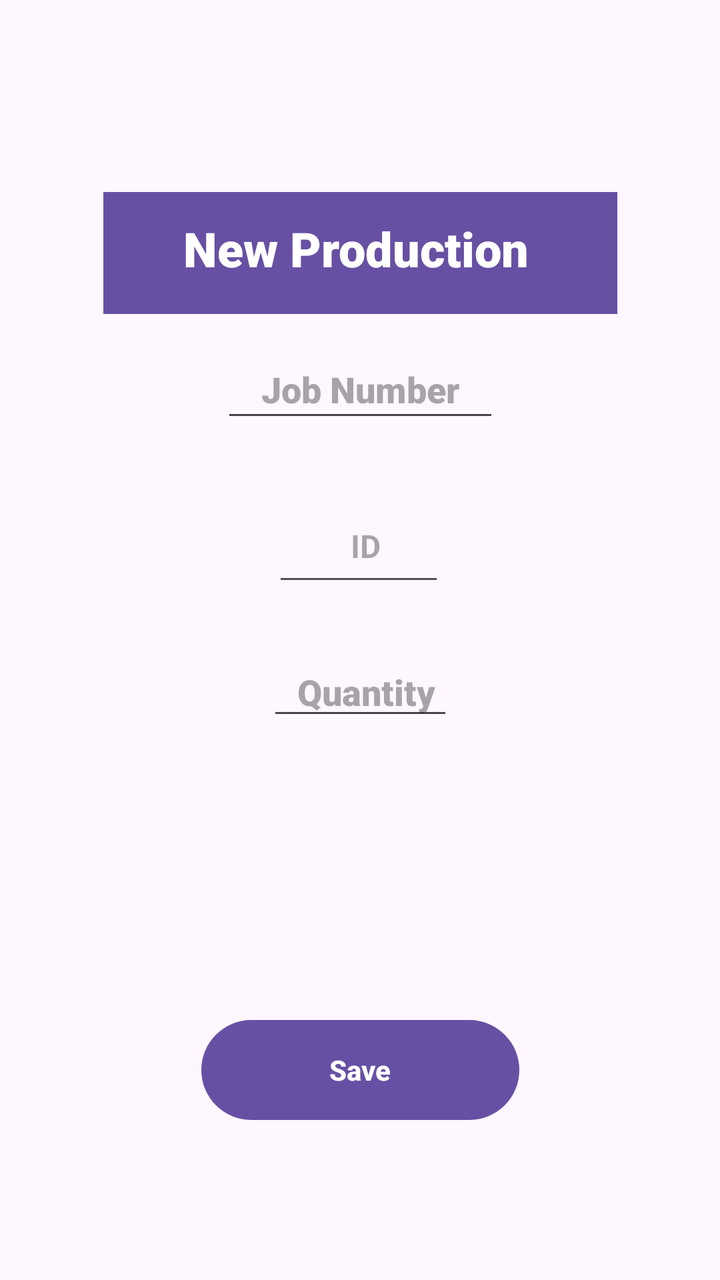
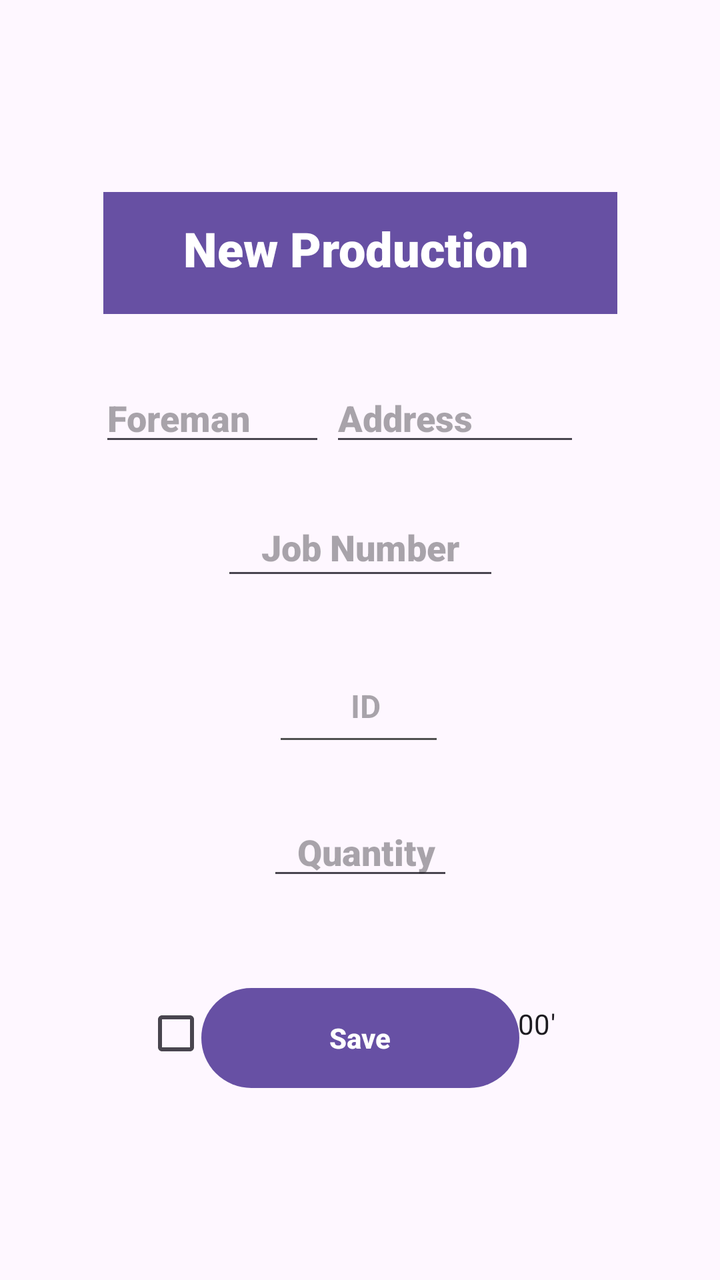

The first picture is an Android layout as it rendered before a commit; the second is the same layout after the commit. The layout source and the unified diff follow.
<!-- AndroidManifest.xml: application theme Theme.MyApplication -->
<!-- res/layout/activity_new_production.xml -->
<?xml version="1.0" encoding="utf-8"?>
<androidx.constraintlayout.widget.ConstraintLayout xmlns:android="http://schemas.android.com/apk/res/android"
    xmlns:app="http://schemas.android.com/apk/res-auto"
    xmlns:tools="http://schemas.android.com/tools"
    android:id="@+id/main_table"
    android:layout_width="match_parent"
    android:layout_height="match_parent"
    tools:context=".NewProduction">

    <TextView
        android:id="@+id/textView"
        android:layout_width="257dp"
        android:layout_height="61dp"
        android:layout_marginTop="96dp"
        android:background="#6750A3"
        android:fontFamily="sans-serif-black"
        android:paddingLeft="40dp"
        android:paddingTop="12dp"
        android:text="New Production"
        android:textColor="#FFFFFF"
        android:textSize="24sp"
        app:layout_constraintEnd_toEndOf="parent"
        app:layout_constraintStart_toStartOf="parent"
        app:layout_constraintTop_toTopOf="parent" />

    <EditText
        android:id="@+id/new_id_number"
        android:layout_width="86dp"
        android:layout_height="53dp"
        android:layout_marginTop="88dp"
        android:backgroundTint="#505050"
        android:ems="10"
        android:hint="ID"
        android:inputType="number"
        android:paddingLeft="39dp"
        android:textAlignment="textStart"
        android:textColor="#000000"
        android:textColorHighlight="#AB2D2D"
        android:textSize="16sp"
        android:textStyle="bold"
        android:visibility="visible"
        app:layout_constraintEnd_toEndOf="parent"
        app:layout_constraintHorizontal_bias="0.498"
        app:layout_constraintStart_toStartOf="parent"
        app:layout_constraintTop_toBottomOf="@+id/textView"
        tools:visibility="visible" />

    <EditText
        android:id="@+id/new_quantity_number"
        android:layout_width="93dp"
        android:layout_height="39dp"
        android:layout_marginTop="28dp"
        android:ems="10"
        android:fontFamily="sans-serif-black"
        android:hint="Quantity"
        android:inputType="number"
        android:paddingLeft="15dp"
        app:layout_constraintEnd_toEndOf="parent"
        app:layout_constraintStart_toStartOf="parent"
        app:layout_constraintTop_toBottomOf="@+id/new_id_number" />

    <EditText
        android:id="@+id/new_job_number"
        android:layout_width="139dp"
        android:layout_height="46dp"
        android:layout_marginTop="13dp"
        android:ems="10"
        android:fontFamily="sans-serif-black"
        android:hint="Job Number"
        android:inputType="number"
        android:paddingLeft="20dp"
        android:textColor="#000000"
        app:layout_constraintEnd_toEndOf="parent"
        app:layout_constraintStart_toStartOf="parent"
        app:layout_constraintTop_toBottomOf="@+id/textView" />

    <CheckBox
        android:id="@+id/new_spliced_check"
        android:layout_width="110dp"
        android:layout_height="31dp"
        android:layout_marginStart="84dp"
        android:layout_marginTop="90dp"
        android:layout_marginEnd="19dp"
        android:layout_marginBottom="111dp"
        android:text="Spliced "
        app:layout_constraintBottom_toTopOf="@+id/new_save_button"
        app:layout_constraintEnd_toStartOf="@+id/new_drop_over_check"
        app:layout_constraintStart_toStartOf="parent"
        app:layout_constraintTop_toBottomOf="@+id/new_quantity_number" />

    <CheckBox
        android:id="@+id/new_drop_over_check"
        android:layout_width="145dp"
        android:layout_height="46dp"
        android:layout_marginTop="83dp"
        android:layout_marginEnd="53dp"
        android:layout_marginBottom="103dp"
        android:text="Drop over 100' "
        app:layout_constraintBottom_toTopOf="@+id/new_save_button"
        app:layout_constraintEnd_toEndOf="parent"
        app:layout_constraintTop_toBottomOf="@+id/new_quantity_number" />

    <Button
        android:id="@+id/new_save_button"
        android:layout_width="159dp"
        android:layout_height="58dp"
        android:layout_marginBottom="76dp"
        android:text="Save"
        android:textStyle="bold"
        app:layout_constraintBottom_toBottomOf="parent"
        app:layout_constraintEnd_toEndOf="parent"
        app:layout_constraintStart_toStartOf="parent" />

</androidx.constraintlayout.widget.ConstraintLayout>
<!-- resources referenced by this layout -->
<resources>
  <style name="Theme.MyApplication" parent="Base.Theme.MyApplication" />
  <style name="Base.Theme.MyApplication" parent="Theme.Material3.DayNight.NoActionBar">
          
          
      </style>
</resources>

<!-- the commit's change to res/layout/activity_new_production.xml (unified diff, before → after) -->
@@ -24,10 +24,24 @@
         app:layout_constraintTop_toTopOf="parent" />
 
     <EditText
+        android:id="@+id/new_quantity_number"
+        android:layout_width="93dp"
+        android:layout_height="39dp"
+        android:layout_marginTop="28dp"
+        android:ems="10"
+        android:fontFamily="sans-serif-black"
+        android:hint="Quantity"
+        android:inputType="number"
+        android:paddingLeft="15dp"
+        app:layout_constraintEnd_toEndOf="parent"
+        app:layout_constraintStart_toStartOf="parent"
+        app:layout_constraintTop_toBottomOf="@+id/new_id_number" />
+
+    <EditText
         android:id="@+id/new_id_number"
         android:layout_width="86dp"
         android:layout_height="53dp"
-        android:layout_marginTop="88dp"
+        android:layout_marginTop="168dp"
         android:backgroundTint="#505050"
         android:ems="10"
         android:hint="ID"
@@ -46,24 +60,10 @@
         tools:visibility="visible" />
 
     <EditText
-        android:id="@+id/new_quantity_number"
-        android:layout_width="93dp"
-        android:layout_height="39dp"
-        android:layout_marginTop="28dp"
-        android:ems="10"
-        android:fontFamily="sans-serif-black"
-        android:hint="Quantity"
-        android:inputType="number"
-        android:paddingLeft="15dp"
-        app:layout_constraintEnd_toEndOf="parent"
-        app:layout_constraintStart_toStartOf="parent"
-        app:layout_constraintTop_toBottomOf="@+id/new_id_number" />
-
-    <EditText
         android:id="@+id/new_job_number"
         android:layout_width="139dp"
         android:layout_height="46dp"
-        android:layout_marginTop="13dp"
+        android:layout_marginTop="21dp"
         android:ems="10"
         android:fontFamily="sans-serif-black"
         android:hint="Job Number"
@@ -72,43 +72,69 @@
         android:textColor="#000000"
         app:layout_constraintEnd_toEndOf="parent"
         app:layout_constraintStart_toStartOf="parent"
-        app:layout_constraintTop_toBottomOf="@+id/textView" />
+        app:layout_constraintTop_toBottomOf="@+id/new_foreman_name" />
+
+    <CheckBox
+        android:id="@+id/new_drop_over_check"
+        android:layout_width="145dp"
+        android:layout_height="46dp"
+        android:layout_marginStart="19dp"
+        android:layout_marginTop="44dp"
+        android:layout_marginEnd="62dp"
+        android:text="Drop over 100' "
+        app:layout_constraintEnd_toEndOf="parent"
+        app:layout_constraintHorizontal_bias="1.0"
+        app:layout_constraintStart_toEndOf="@+id/new_spliced_check"
+        app:layout_constraintTop_toBottomOf="@+id/new_quantity_number" />
 
     <CheckBox
         android:id="@+id/new_spliced_check"
         android:layout_width="110dp"
         android:layout_height="31dp"
-        android:layout_marginStart="84dp"
-        android:layout_marginTop="90dp"
-        android:layout_marginEnd="19dp"
-        android:layout_marginBottom="111dp"
+        android:layout_marginStart="72dp"
+        android:layout_marginTop="56dp"
         android:text="Spliced "
-        app:layout_constraintBottom_toTopOf="@+id/new_save_button"
-        app:layout_constraintEnd_toStartOf="@+id/new_drop_over_check"
         app:layout_constraintStart_toStartOf="parent"
-        app:layout_constraintTop_toBottomOf="@+id/new_quantity_number" />
-
-    <CheckBox
-        android:id="@+id/new_drop_over_check"
-        android:layout_width="145dp"
-        android:layout_height="46dp"
-        android:layout_marginTop="83dp"
-        android:layout_marginEnd="53dp"
-        android:layout_marginBottom="103dp"
-        android:text="Drop over 100' "
-        app:layout_constraintBottom_toTopOf="@+id/new_save_button"
-        app:layout_constraintEnd_toEndOf="parent"
         app:layout_constraintTop_toBottomOf="@+id/new_quantity_number" />
 
     <Button
         android:id="@+id/new_save_button"
         android:layout_width="159dp"
         android:layout_height="58dp"
-        android:layout_marginBottom="76dp"
+        android:layout_marginBottom="92dp"
         android:text="Save"
         android:textStyle="bold"
         app:layout_constraintBottom_toBottomOf="parent"
         app:layout_constraintEnd_toEndOf="parent"
         app:layout_constraintStart_toStartOf="parent" />
 
+    <EditText
+        android:id="@+id/new_address_field"
+        android:layout_width="125dp"
+        android:layout_height="41dp"
+        android:layout_marginTop="30dp"
+        android:layout_marginEnd="70dp"
+        android:ems="10"
+        android:fontFamily="sans-serif-black"
+        android:hint="Address"
+        android:inputType="textPostalAddress"
+        android:textAlignment="textStart"
+        app:layout_constraintEnd_toEndOf="parent"
+        app:layout_constraintTop_toBottomOf="@+id/textView" />
+
+    <EditText
+        android:id="@+id/new_foreman_name"
+        android:layout_width="113dp"
+        android:layout_height="39dp"
+        android:layout_marginStart="75dp"
+        android:layout_marginTop="32dp"
+        android:layout_marginEnd="28dp"
+        android:ems="10"
+        android:fontFamily="sans-serif-black"
+        android:hint="Foreman"
+        android:inputType="text"
+        app:layout_constraintEnd_toStartOf="@+id/new_address_field"
+        app:layout_constraintStart_toStartOf="parent"
+        app:layout_constraintTop_toBottomOf="@+id/textView" />
+
 </androidx.constraintlayout.widget.ConstraintLayout>
